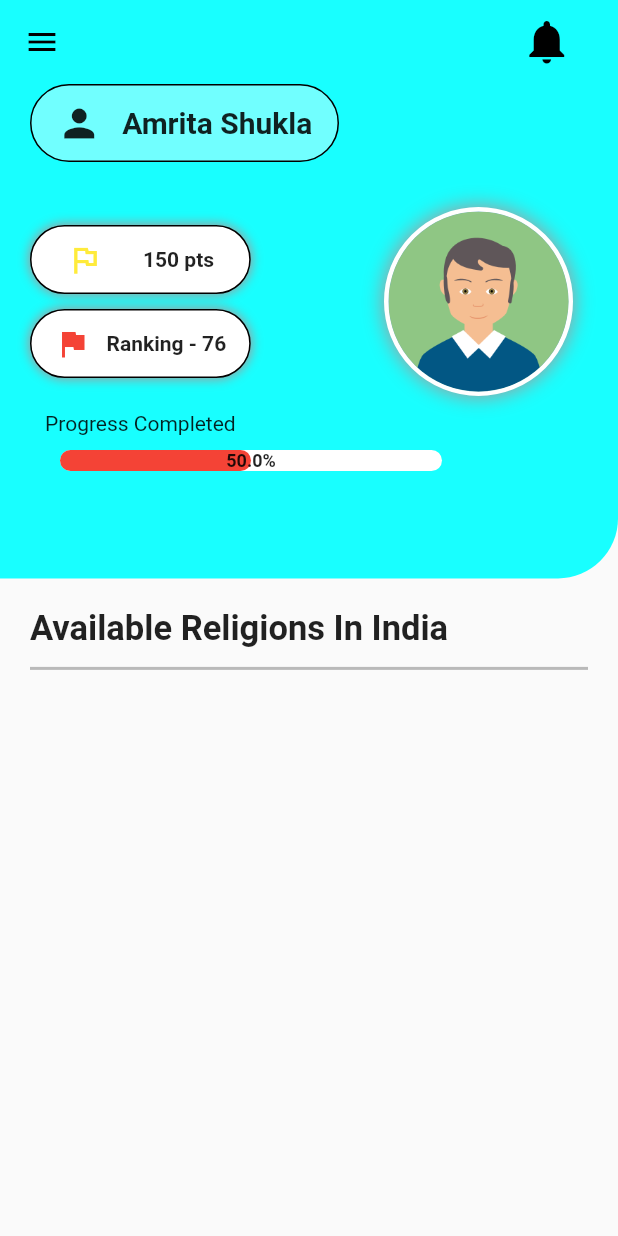
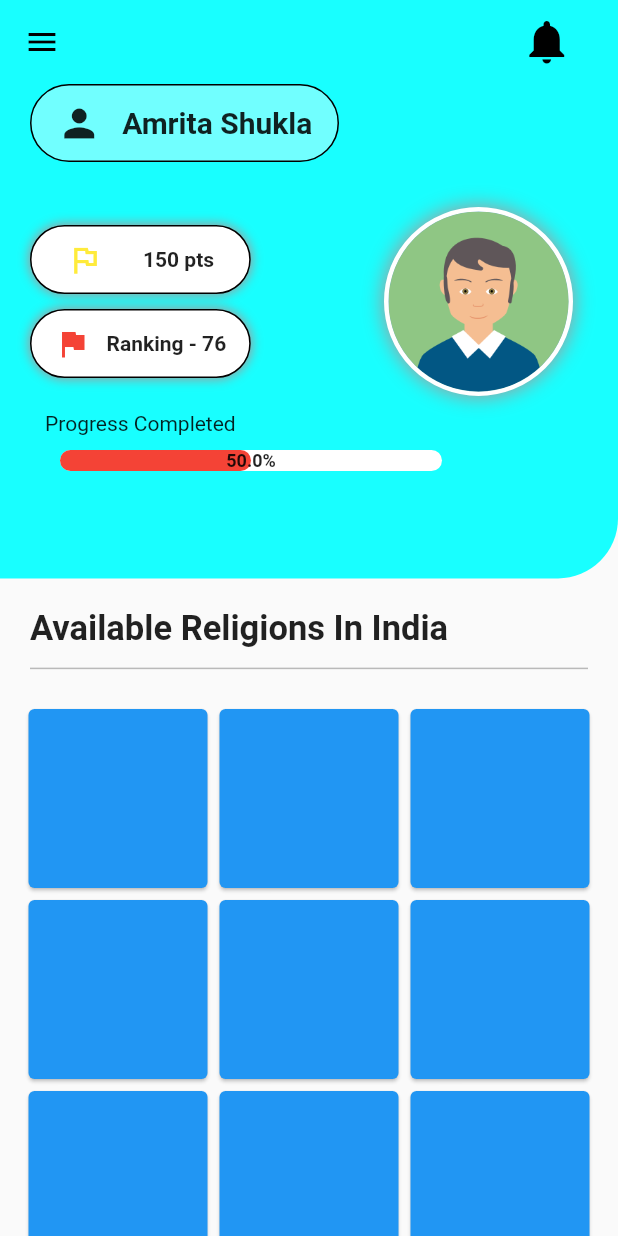
Before and after one commit to DivyanshTamrakar/Dharma_Menia, a Flutter app: the HomeScreen screen opened directly, on a phone screen of 412 x 824 dp. Run offline on Flutter 3.47's test engine with Material 2 defaults, Android fonts, the light colour scheme and no system bars; drawn by our look-alikes of percent_indicator.

Commit message:
style: home_screen_design Edited

```diff
--- a/lib/home.dart
+++ b/lib/home.dart
@@ -28,7 +28,10 @@ class _HomeScreenState extends State<HomeScreen> {
                     ))),
           ],
         ),
-        body: Column(
+        body: SingleChildScrollView(
+          scrollDirection: Axis.vertical,
+
+          child: Column(
             children: [
               Container(
                 width: MediaQuery.of(context).size.width,
@@ -208,9 +211,26 @@ class _HomeScreenState extends State<HomeScreen> {
                 color: Colors.black26,
                 indent: 20.0,
                 endIndent: 20.0,
-              thickness: 2.0,
+                thickness: 1.0,
+              ),
+              Container(
+                padding: EdgeInsets.all(15.0),
+                child: GridView.count(
+                  scrollDirection: Axis.vertical,
+                  physics: NeverScrollableScrollPhysics(),
+                  shrinkWrap: true,
+                  crossAxisCount: 3,
+                  children: List.generate(9, (index) {
+                    return Container(
+                      child: Card(
+                        color: Colors.blue,
+                      ),
+                    );
+                  }),
+                ),
               )
             ],
+          ),
         ));
   }
 }
```
Lines whose indentation alone changed are shown as unchanged.
